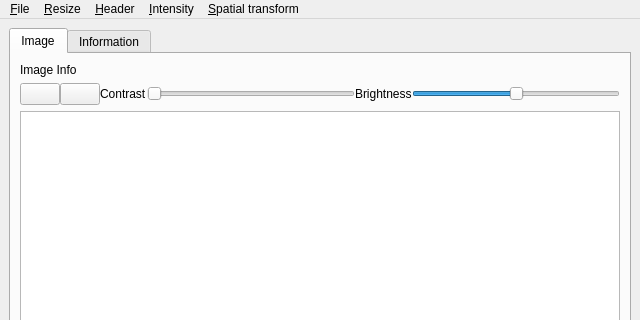
Above: view_image.ui from frankyeh/DSI-Studio before the change; both pictures show x 0 to 640 and y 0 to 320 of the 640 by 480 pixel window. Below: the same form after it.
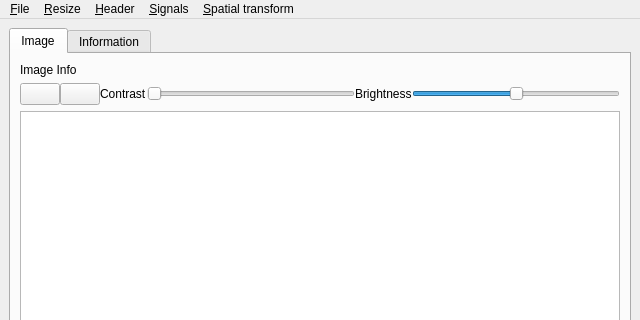
That is the form after the change. Icons and pictures are not drawn.

Commit message: [gui] enhance view image functions

```diff
--- a/view_image.ui
+++ b/view_image.ui
@@ -198,7 +198,7 @@
    </widget>
    <widget class="QMenu" name="menu_Intensity">
     <property name="title">
-     <string>&amp;Intensity</string>
+     <string>&amp;Signals</string>
     </property>
     <addaction name="actionLower_threshold"/>
     <addaction name="actionMasking"/>
```
Left out of the diff: 30 changed lines with no effect on the pictures. The commit also changes 2 other files.
